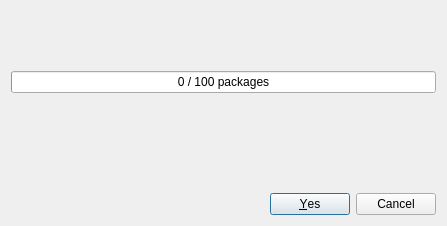
This is Modules/PythonInstallerUI/src/QmitkPipInstallDialog.ui in MITK/MITK as Qt 5 draws it before an edit. The edited form follows.
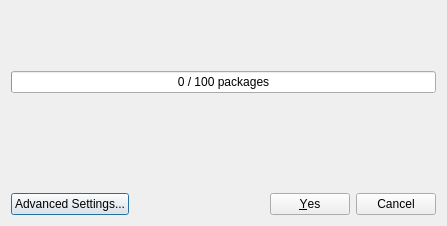
This is the edited form.

Commit message:
Add Advanced Settings dialog for editing pip install groups
New QmitkPipInstallAdvancedDialog lets users inspect and modify
requirements, index URLs, and extra pip arguments per install group
before starting the installation.

```diff
--- a/Modules/PythonInstallerUI/src/QmitkPipInstallDialog.ui
+++ b/Modules/PythonInstallerUI/src/QmitkPipInstallDialog.ui
@@ -93,6 +93,28 @@
     </spacer>
    </item>
    <item>
+    <layout class="QHBoxLayout" name="bottomLayout">
+     <item>
+      <widget class="QPushButton" name="advancedSettingsButton">
+       <property name="text">
+        <string>Advanced Settings...</string>
+       </property>
+      </widget>
+     </item>
+     <item>
+      <spacer name="bottomSpacer">
+       <property name="orientation">
+        <enum>Qt::Orientation::Horizontal</enum>
+       </property>
+       <property name="sizeHint" stdset="0">
+        <size>
+         <width>0</width>
+         <height>0</height>
+        </size>
+       </property>
+      </spacer>
+     </item>
+     <item>
     <widget class="QDialogButtonBox" name="buttonBox">
      <property name="orientation">
       <enum>Qt::Orientation::Horizontal</enum>
@@ -101,6 +123,8 @@
       <set>QDialogButtonBox::StandardButton::Cancel|QDialogButtonBox::StandardButton::Yes</set>
      </property>
     </widget>
+     </item>
+    </layout>
    </item>
   </layout>
  </widget>
```
Lines whose indentation alone changed are shown as unchanged. The commit also changes 5 other files.
